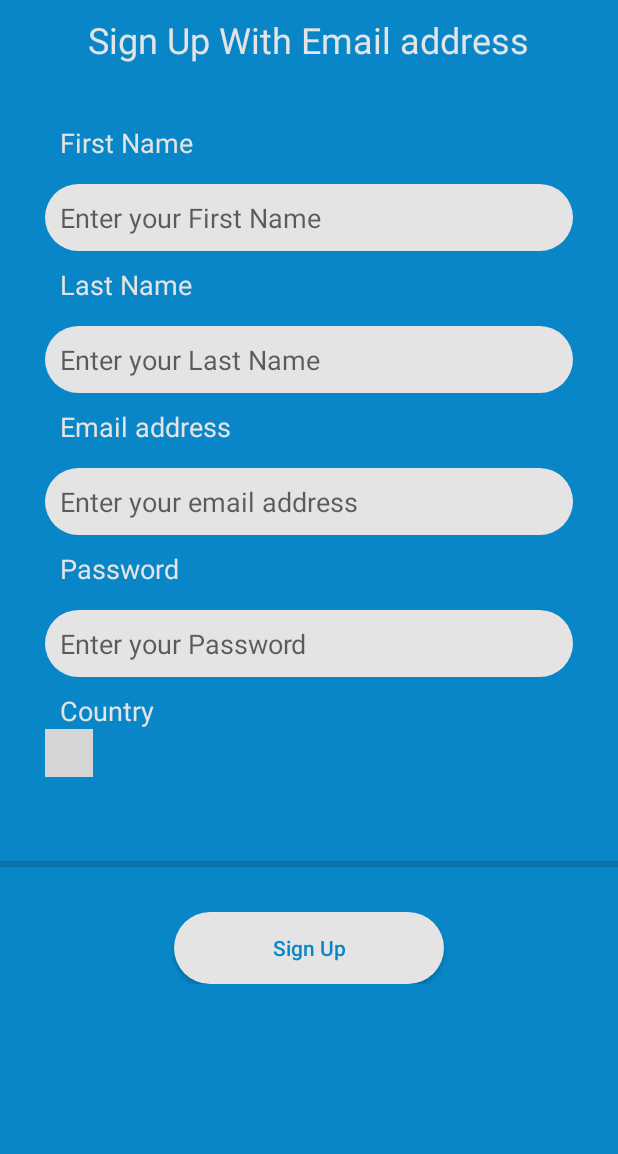
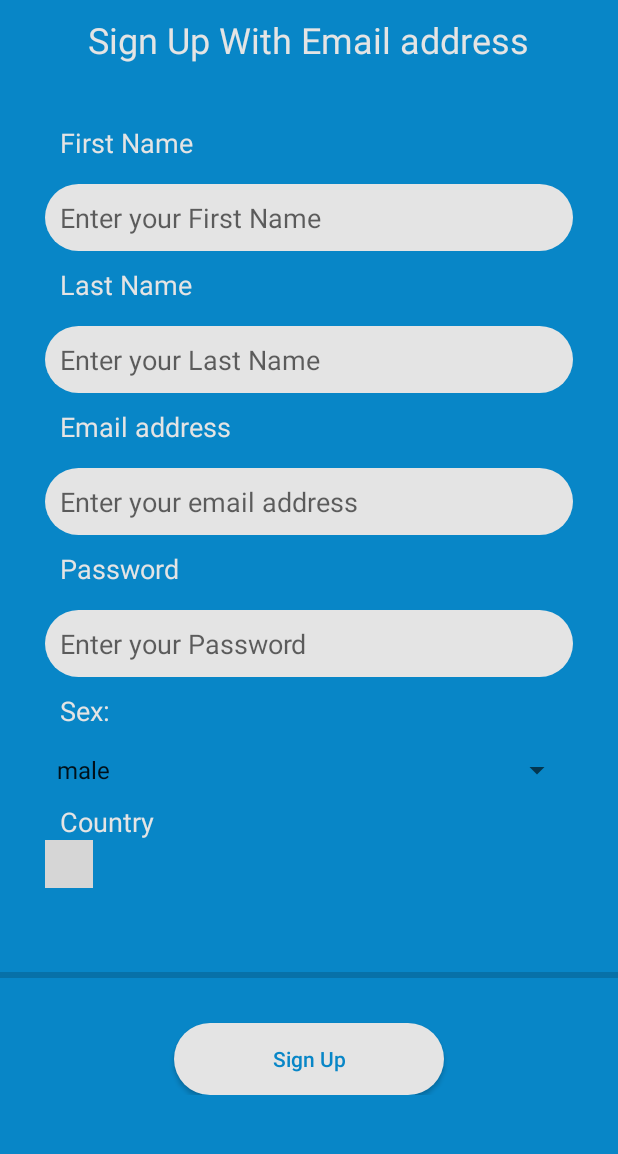
Before and after one commit to samkagsam/Sambaxfinance_android_app, an Android app: the EmailSignupActivity screen opened directly, with no data from a screen before it, on a phone screen of 412 x 824 dp, the part 79-1233 px from its top. Run offline under Robolectric (Android 15) with nearby library versions, the phone set to English and light mode, and no system bars; libraries missing offline, so code that uses them is left out: com.hbb20; plain views replace CountryCodePicker; 1 statement that could not run was skipped; grey boxes are pictures that could not be loaded.

Commit message:
August 30 2024 commit

```diff
--- a/app/src/main/java/com/sambaxfinance/sambax/activities/EmailSignupActivity.kt
+++ b/app/src/main/java/com/sambaxfinance/sambax/activities/EmailSignupActivity.kt
@@ -4,10 +4,7 @@ import android.content.Intent
 import androidx.appcompat.app.AppCompatActivity
 import android.os.Bundle
 import android.os.Handler
-import android.widget.Button
-import android.widget.EditText
-import android.widget.TextView
-import android.widget.Toast
+import android.widget.*
 import com.hbb20.CountryCodePicker
 import com.sambaxfinance.sambax.R
 import com.sambaxfinance.sambax.api.ApiInterface
@@ -38,6 +35,9 @@ class EmailSignupActivity : AppCompatActivity() {
 
         val countryCodePicker = findViewById<CountryCodePicker>(R.id.countryCodePicker)
 
+        // Assuming you have initialized your spinners in your Activity or Fragment
+        val spinnerSex: Spinner = findViewById(R.id.spinnerSex)
+
 
         buttonSignUp.setOnClickListener {
             if (!isButtonEnabled) {
@@ -53,6 +53,10 @@ class EmailSignupActivity : AppCompatActivity() {
                 isButtonEnabled = true
                 buttonSignUp.isEnabled = true
             }, 30000) // 30 seconds in milliseconds
+
+            // Get the selected item from the "Sex" spinner
+            val sex: String = spinnerSex.selectedItem as String
+
 
             // Move the retrieval of selectedCountryName and selectedCountryCode here
             val selectedCountryName: String = countryCodePicker.selectedCountryName
@@ -108,7 +112,7 @@ class EmailSignupActivity : AppCompatActivity() {
             println(selectedCountryCode)
 
             //DummyModel
-            val requestModel = RequestModel(first_name_fresh,last_name_fresh,phone_number_fresh,email_fresh,password_fresh, selectedCountryName, selectedCountryCode
+            val requestModel = RequestModel(first_name_fresh,last_name_fresh,phone_number_fresh,email_fresh,password_fresh, selectedCountryName, selectedCountryCode, sex
             )
 
             val response = ServiceBuilder.buildService(ApiInterface::class.java)
--- a/app/src/main/java/com/sambaxfinance/sambax/api/ServiceBuilder.kt
+++ b/app/src/main/java/com/sambaxfinance/sambax/api/ServiceBuilder.kt
@@ -13,7 +13,7 @@ object ServiceBuilder {
         .build()
 
     private val retrofit = Retrofit.Builder()
-        .baseUrl("https://sambax-api.herokuapp.com/") // change this IP for testing by your actual machine IP
+        .baseUrl("https://sambaxapi.com/") // change this IP for testing by your actual machine IP
         .addConverterFactory(GsonConverterFactory.create())
         .client(client)
         .build()
--- a/app/src/main/java/com/sambaxfinance/sambax/models/RequestModel.kt
+++ b/app/src/main/java/com/sambaxfinance/sambax/models/RequestModel.kt
@@ -8,6 +8,7 @@ data class RequestModel(
     val email: String,
     val password: String,
     val country: String,
-    val country_code: String
+    val country_code: String,
+    val sex: String
 
 )
--- a/app/src/main/res/layout/activity_email_signup.xml
+++ b/app/src/main/res/layout/activity_email_signup.xml
@@ -155,6 +155,25 @@
 
                     android:background="@drawable/rounded_corner"
                     android:padding="10dp"/>
+
+                <!--sex section -->
+                <TextView
+                    android:layout_width="wrap_content"
+                    android:layout_height="wrap_content"
+                    android:text="Sex:"
+                    android:textAppearance="@style/Base.TextAppearance.AppCompat.Medium"
+                    android:textColor="@color/colorFormBackground"
+                    android:layout_marginTop="10dp"
+                    android:layout_marginStart="10dp"
+                    />
+
+                <Spinner
+                    android:id="@+id/spinnerSex"
+                    android:layout_width="match_parent"
+                    android:layout_height="wrap_content"
+                    android:layout_marginTop="15dp"
+                    android:entries="@array/sex_array" />
+
                 <TextView
                     android:layout_width="wrap_content"
                     android:layout_height="wrap_content"
--- a/app/src/main/res/values/arrays.xml
+++ b/app/src/main/res/values/arrays.xml
@@ -13,4 +13,10 @@
         <item>Mobile Money</item>
 
     </string-array>
+
+    <string-array name="sex_array">
+        <item>male</item>
+        <item>female</item>
+
+    </string-array>
 </resources>
```
Also changed, not shown: app/build.gradle (+7 -7 lines), app/src/main/java/com/sambaxfinance/sambax/activities/UserSignUpActivity.kt (+7 -3 lines), app/src/main/res/layout/activity_user_sign_up.xml (+20 -0 lines).
